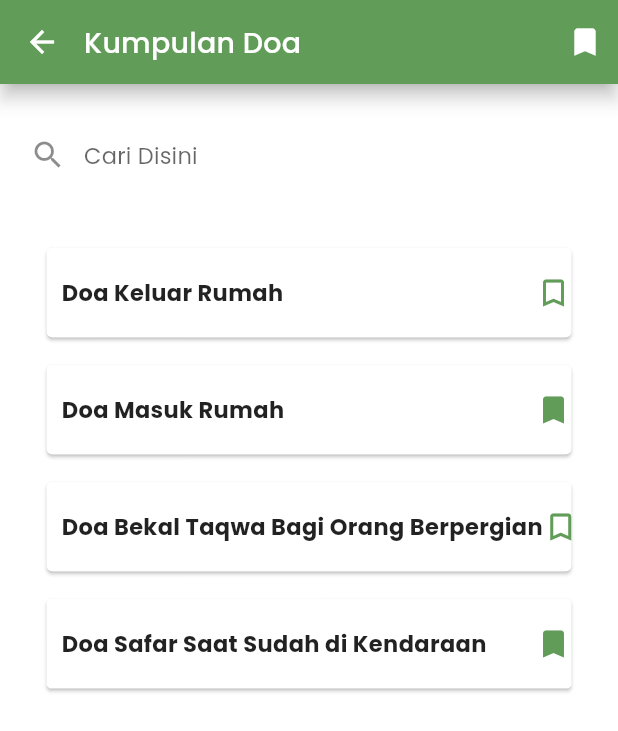
After one commit to CPSG-26/qalbu, a Flutter app: the ListDoaPage screen opened directly, on a phone screen of 412 x 824 dp. The commit adds this screen. Shown: the top 731 px of the screen. Run offline on Flutter 3.47's test engine with Material 2 defaults, Android fonts, the phone set to English and light mode, and no system bars; our stand-ins replace equatable, google_fonts.

Commit message:
add UI doa page
add UI doa page

```diff
--- a/lib/main.dart
+++ b/lib/main.dart
@@ -2,11 +2,18 @@ import 'package:flutter/material.dart';
 import 'package:qalbu/common/colors.dart';
 import 'package:qalbu/common/text_styles.dart';
 import 'package:qalbu/common/utils.dart';
+import 'package:qalbu/presentation/pages/doa_page.dart';
 import 'package:qalbu/presentation/pages/home_page.dart';
+import 'package:qalbu/presentation/pages/list_doa_page.dart';
 
 void main() {
   runApp(const MyApp());
 }
+
+final routes = <String, WidgetBuilder>{
+  ListDoaPage.routeName: (context) => const ListDoaPage(),
+  DoaPage.routeName: (context) => const DoaPage()
+};
 
 class MyApp extends StatelessWidget {
   const MyApp({Key? key}) : super(key: key);
@@ -20,14 +27,15 @@ class MyApp extends StatelessWidget {
           colorScheme: kColorScheme,
           primaryColor: kPrimary,
           textTheme: kTextTheme,
-          scaffoldBackgroundColor: Colors.white
-      ),
+          scaffoldBackgroundColor: Colors.white),
       home: const MyHomePage(title: 'Flutter Demo Home Page'),
       navigatorObservers: [routeObserver],
       onGenerateRoute: (RouteSettings settings) {
         switch (settings.name) {
           case MyHomePage.routeName:
-            return MaterialPageRoute(builder: (_) => const MyHomePage(title: 'Flutter Demo Home Page'));
+            return MaterialPageRoute(
+                builder: (_) =>
+                    const MyHomePage(title: 'Flutter Demo Home Page'));
           default:
             return MaterialPageRoute(
               builder: (_) {
--- /dev/null
+++ b/lib/presentation/pages/doa_page.dart
@@ -0,0 +1,70 @@
+import 'package:flutter/material.dart';
+
+class DoaPage extends StatefulWidget {
+  static const routeName = 'doa-page';
+
+  const DoaPage({Key? key}) : super(key: key);
+
+  @override
+  State<DoaPage> createState() => _DoaPageState();
+}
+
+class _DoaPageState extends State<DoaPage> {
+  @override
+  Widget build(BuildContext context) {
+    return Scaffold(
+      appBar: AppBar(
+        titleSpacing: 0.0,
+        elevation: 5.0,
+        // ignore: prefer_const_constructors
+        backgroundColor: Color(0xFF629C59),
+        title: Row(
+          // ignore: sort_child_properties_last
+          children: const <Widget>[
+            Text(
+              'Doa Keluar Rumah',
+              // ignore: unnecessary_const
+              style: TextStyle(color: Colors.white),
+            ),
+          ],
+          mainAxisAlignment: MainAxisAlignment.spaceBetween,
+        ),
+      ),
+      body: SafeArea(
+        child: Column(children: const <Widget>[
+          Align(
+            alignment: Alignment.centerRight,
+            child: Padding(
+              padding: EdgeInsets.only(left: 20, right: 20, top: 40),
+              child: Text(
+                'بِسْمِ اللَّهِ، تَوَكَّلْتُ عَلَى اللَّهِ، لاَ حَوْلَ وَلاَ قُوَّةَ إِلاَّ بِاللَّه',
+                textAlign: TextAlign.right,
+                style: TextStyle(fontWeight: FontWeight.bold, fontSize: 30),
+              ),
+            ),
+          ),
+          Align(
+            alignment: Alignment.centerLeft,
+            child: Padding(
+              padding: EdgeInsets.only(top: 10, left: 25, right: 20),
+              child: Text(
+                'Bismillahi tawakakaltu Alallah, Laa haula wala Quwwata illa Billah',
+                style: TextStyle(fontSize: 20, color: Colors.grey),
+              ),
+            ),
+          ),
+          Align(
+            alignment: Alignment.centerLeft,
+            child: Padding(
+              padding: EdgeInsets.only(top: 10, left: 25, right: 20),
+              child: Text(
+                'Dengan nama Allah, aku bertawakkal kepada Allah tiada daya dan kekuatan kecuali dengan Allah',
+                style: TextStyle(fontSize: 20),
+              ),
+            ),
+          )
+        ]),
+      ), // This trailing comma makes auto-formatting nicer for build methods.
+    );
+  }
+}
--- /dev/null
+++ b/lib/presentation/pages/list_doa_page.dart
@@ -0,0 +1,229 @@
+// ignore_for_file: sort_child_properties_last, duplicate_ignore
+
+import 'package:flutter/material.dart';
+import 'package:qalbu/presentation/pages/doa_page.dart';
+
+class ListDoaPage extends StatefulWidget {
+  static const routeName = 'listDoa-page';
+
+  const ListDoaPage({Key? key}) : super(key: key);
+
+  @override
+  State<ListDoaPage> createState() => _ListDoaPageState();
+}
+
+class _ListDoaPageState extends State<ListDoaPage> {
+  @override
+  Widget build(BuildContext context) {
+    return Scaffold(
+      appBar: AppBar(
+        titleSpacing: 0.0,
+        elevation: 5.0,
+        backgroundColor: const Color(0xFF629C59),
+        title: Row(
+          // ignore: sort_child_properties_last
+          children: <Widget>[
+            const Text(
+              'Kumpulan Doa',
+              style: TextStyle(color: Colors.white),
+            ),
+            // ignore: avoid_unnecessary_containers
+            Container(
+              child: Row(
+                children: const <Widget>[
+                  Padding(
+                    // ignore: unnecessary_const
+                    padding: const EdgeInsets.only(right: 10),
+                    child: Icon(
+                      Icons.bookmark,
+                      color: Colors.white,
+                    ),
+                  )
+                ],
+              ),
+            ),
+          ],
+          mainAxisAlignment: MainAxisAlignment.spaceBetween,
+        ),
+      ),
+      body: SafeArea(
+        child: Column(
+          children: <Widget>[
+            const Padding(
+              padding: EdgeInsets.symmetric(horizontal: 8, vertical: 16),
+              child: TextField(
+                decoration: InputDecoration(
+                  border: OutlineInputBorder(
+                    borderRadius: BorderRadius.all(
+                      Radius.circular(50.0),
+                    ),
+                    // ignore: unnecessary_const
+                    borderSide: BorderSide(color: Color(0xFF629C59)),
+                  ),
+                  // ignore: unnecessary_const
+                  prefixIcon: const Visibility(
+                    child: Icon(
+                      Icons.search,
+                    ),
+                  ),
+                  hintText: 'Cari Disini',
+                ),
+              ),
+            ),
+            Container(
+              margin: const EdgeInsets.only(top: 10),
+              // ignore: sort_child_properties_last
+              child: Card(
+                child: InkWell(
+                  splashColor: const Color(0xFF629C59),
+                  onTap: () {
+                    Navigator.pushNamed(context, DoaPage.routeName);
+                  },
+                  child: SizedBox(
+                    width: 350,
+                    height: 60,
+                    child: Row(
+                      mainAxisAlignment: MainAxisAlignment.spaceBetween,
+                      mainAxisSize: MainAxisSize.max,
+                      crossAxisAlignment: CrossAxisAlignment.center,
+                      // ignore: prefer_const_literals_to_create_immutables
+                      children: <Widget>[
+                        const Padding(
+                          padding: EdgeInsets.only(left: 10),
+                          child: Text(
+                            'Doa Keluar Rumah',
+                            style: TextStyle(
+                                fontSize: 15, fontWeight: FontWeight.bold),
+                          ),
+                        ),
+                        const Icon(
+                          Icons.bookmark_border,
+                          color: Color(0xFF629C59),
+                        ),
+                      ],
+                    ),
+                  ),
+                ),
+              ),
+              decoration: const BoxDecoration(boxShadow: [
+                BoxShadow(color: Colors.white54, blurRadius: 2.0)
+              ]),
+            ),
+            Container(
+              margin: const EdgeInsets.only(top: 10),
+              child: Card(
+                child: InkWell(
+                  splashColor: const Color(0xFF629C59),
+                  onTap: () {},
+                  child: SizedBox(
+                    width: 350,
+                    height: 60,
+                    child: Row(
+                      mainAxisAlignment: MainAxisAlignment.spaceBetween,
+                      mainAxisSize: MainAxisSize.max,
+                      crossAxisAlignment: CrossAxisAlignment.center,
+                      // ignore: prefer_const_literals_to_create_immutables
+                      children: <Widget>[
+                        const Padding(
+                          padding: EdgeInsets.only(left: 10),
+                          child: Text(
+                            'Doa Masuk Rumah',
+                            style: TextStyle(
+                                fontSize: 15, fontWeight: FontWeight.bold),
+                          ),
+                        ),
+                        const Icon(
+                          Icons.bookmark_outlined,
+                          color: Color(0xFF629C59),
+                        ),
+                      ],
+                    ),
+                  ),
+                ),
+              ),
+              decoration: const BoxDecoration(boxShadow: [
+                BoxShadow(color: Colors.white54, blurRadius: 2.0)
+              ]),
+            ),
+            Container(
+              margin: const EdgeInsets.only(top: 10),
+              child: Card(
+                child: InkWell(
+                  splashColor: const Color(0xFF629C59),
+                  onTap: () {},
+                  child: SizedBox(
+                    width: 350,
+                    height: 60,
+                    child: Row(
+                      mainAxisAlignment: MainAxisAlignment.spaceBetween,
+                      mainAxisSize: MainAxisSize.max,
+                      crossAxisAlignment: CrossAxisAlignment.center,
+                      // ignore: prefer_const_literals_to_create_immutables
+                      children: <Widget>[
+                        // ignore: prefer_const_constructors
+                        Padding(
+                          padding: const EdgeInsets.only(left: 10),
+                          child: const Text(
+                            'Doa Bekal Taqwa Bagi Orang Berpergian',
+                            style: TextStyle(
+                                fontSize: 15, fontWeight: FontWeight.bold),
+                          ),
+                        ),
+                        const Icon(
+                          Icons.bookmark_border,
+                          color: Color(0xFF629C59),
+                        ),
+                      ],
+                    ),
+                  ),
+                ),
+              ),
+              decoration: const BoxDecoration(boxShadow: [
+                BoxShadow(color: Colors.white54, blurRadius: 2.0)
+              ]),
+            ),
+            Container(
+              margin: const EdgeInsets.only(top: 10),
+              child: Card(
+                shape: const BeveledRectangleBorder(
+                    // ignore: unnecessary_const
+                    borderRadius: const BorderRadius.all(Radius.circular(2.0))),
+                child: InkWell(
+                  splashColor: const Color(0xFF629C59),
+                  onTap: () {},
+                  child: SizedBox(
+                    width: 350,
+                    height: 60,
+                    child: Row(
+                      mainAxisAlignment: MainAxisAlignment.spaceBetween,
+                      mainAxisSize: MainAxisSize.max,
+                      crossAxisAlignment: CrossAxisAlignment.center,
+                      // ignore: prefer_const_literals_to_create_immutables
+                      children: <Widget>[
+                        const Padding(
+                          padding: EdgeInsets.only(left: 10),
+                          child: Text(
+                            'Doa Safar Saat Sudah di Kendaraan',
+                            style: TextStyle(
+                                fontSize: 15, fontWeight: FontWeight.bold),
+                          ),
+                        ),
+                        const Icon(
+                          Icons.bookmark_outlined,
+                          color: Color(0xFF629C59),
+                        ),
+                      ],
+                    ),
+                  ),
+                ),
+              ),
+              decoration: const BoxDecoration(boxShadow: [
+                BoxShadow(color: Colors.white54, blurRadius: 2.0)
+              ]),
+            ),
+          ],
+        ),
+      ), // This trailing comma makes auto-formatting nicer for build methods.
+    );
+  }
+}
```
